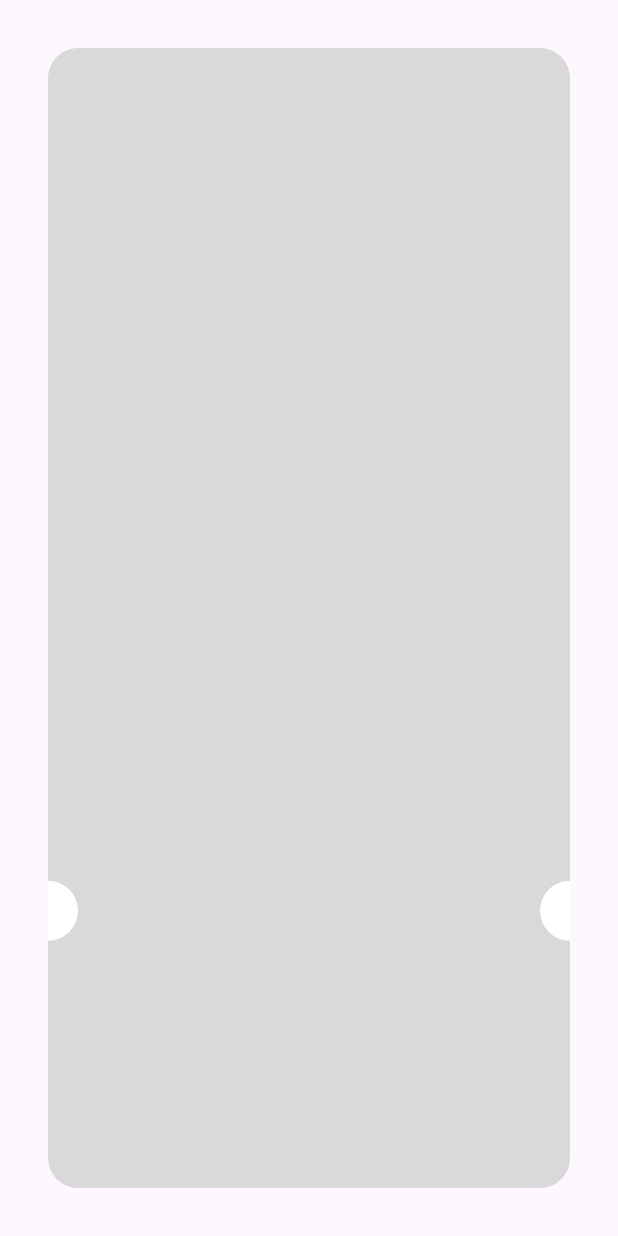
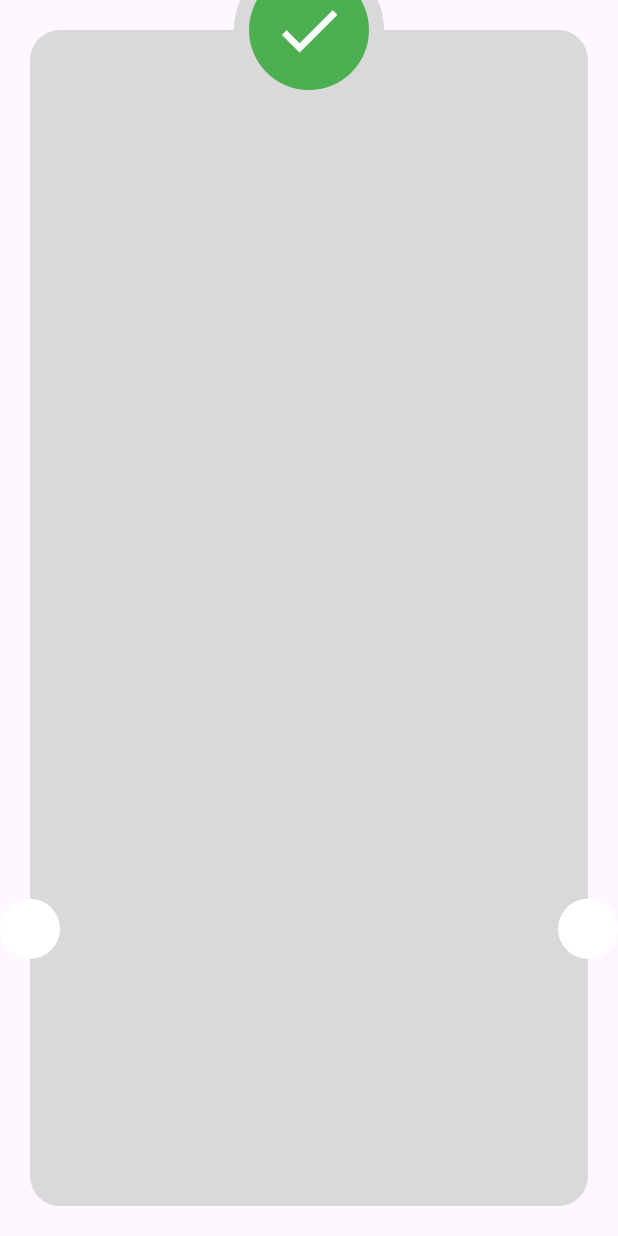
Before and after one commit to mohamdelbehairy/checkout-payment-app, a Flutter app: the ThankYouView screen opened directly, on a phone screen of 412 x 824 dp. Run offline on Flutter 3.47's test engine with Material 3 defaults, Android fonts, the phone set to English and light mode, and no system bars; our stand-ins replace flutter_credit_card, flutter_svg.

Commit message:
custom shaped container part two

```diff
--- a/lib/features/checkout/presentation/widgets/thank_you_view_body.dart
+++ b/lib/features/checkout/presentation/widgets/thank_you_view_body.dart
@@ -6,8 +6,9 @@ class ThankYouViewBody extends StatelessWidget {
   @override
   Widget build(BuildContext context) {
     return Padding(
-      padding: const EdgeInsets.all(32.0),
+      padding: const EdgeInsets.all(20.0),
       child: Stack(
+        clipBehavior: Clip.none,
         children: [
           Container(
               decoration: BoxDecoration(
@@ -20,7 +21,21 @@ class ThankYouViewBody extends StatelessWidget {
           Positioned(
               right: -20,
               bottom: MediaQuery.sizeOf(context).height * .2,
-              child: const CircleAvatar(backgroundColor: Colors.white))
+              child: const CircleAvatar(backgroundColor: Colors.white)),
+          const Positioned(
+            top: -50,
+            left: 0.0,
+            right: 0.0,
+            child: CircleAvatar(
+              radius: 50,
+              backgroundColor: Color(0xffD9D9D9),
+              child: CircleAvatar(
+                radius: 40,
+                backgroundColor: Colors.green,
+                child: Icon(Icons.check, color: Colors.white,size: 50),
+              ),
+            ),
+          )
         ],
       ),
     );
```
